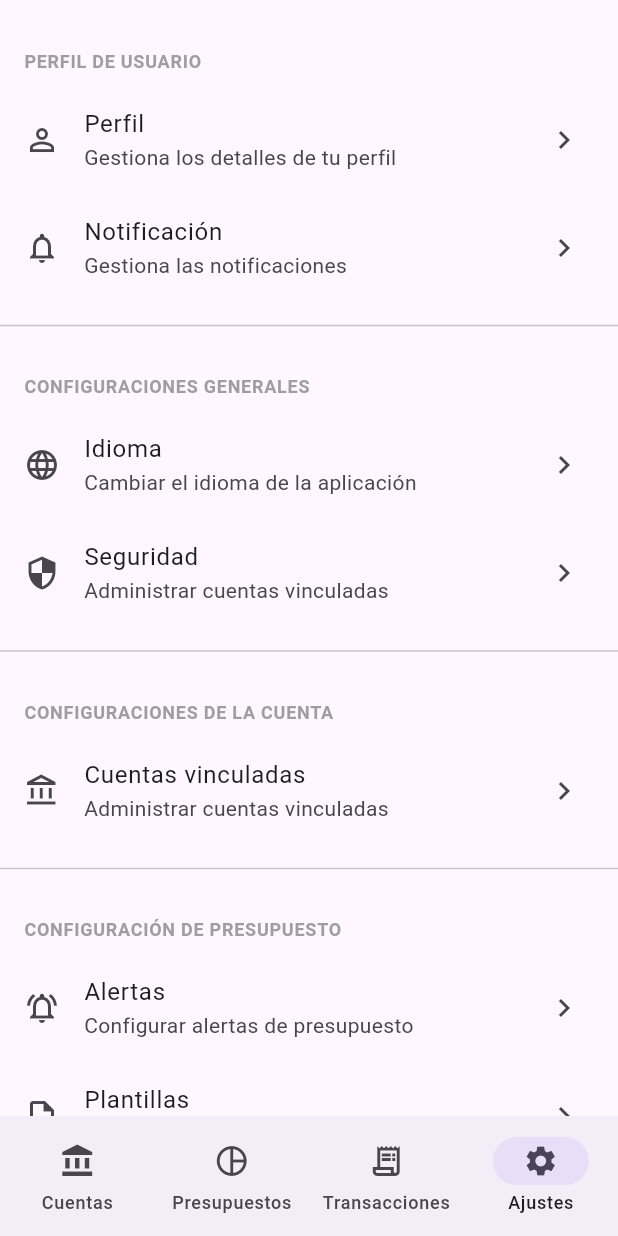
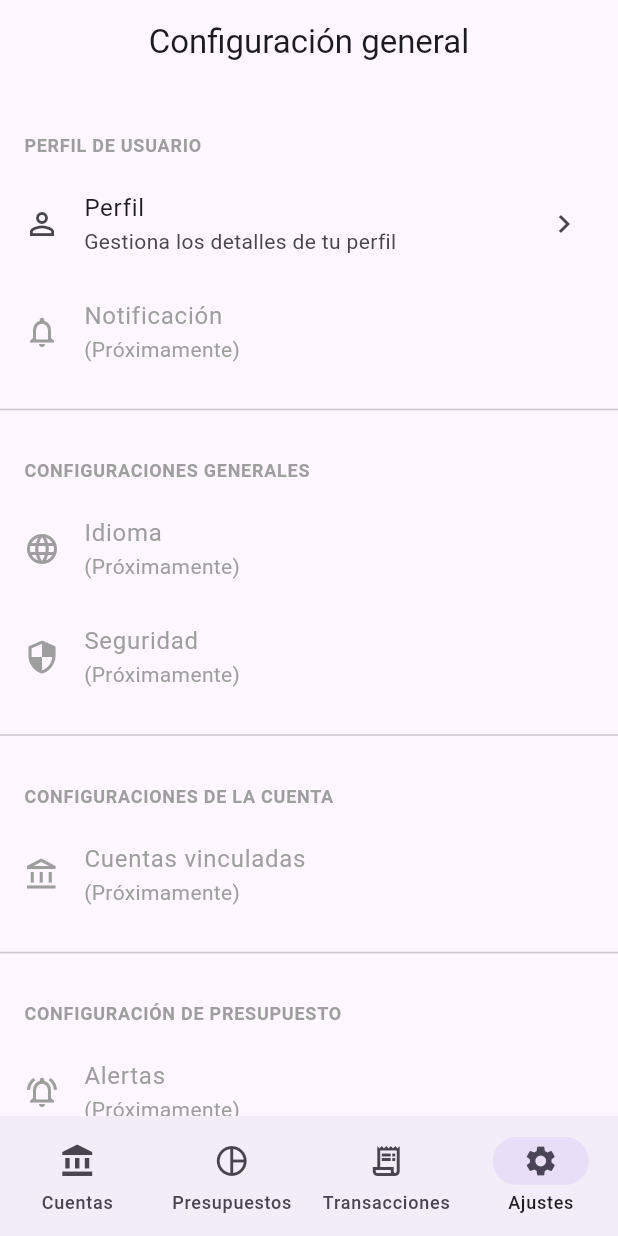
Before and after one commit to IDUCDEV/clariFi, a Flutter app: the SettingsView screen opened by its route, on a phone screen of 412 x 824 dp. Run offline on Flutter 3.47's test engine with Material 3 defaults, Android fonts, the phone set to English and light mode, and no system bars; our stand-ins replace app_links, go_router, supabase_flutter; accounts and stored records are empty.

```diff
--- a/lib/src/routes/app_router.dart
+++ b/lib/src/routes/app_router.dart
@@ -24,6 +24,7 @@ import 'package:provider/provider.dart';
 import 'package:go_router/go_router.dart';
 import 'package:clarifi_app/src/viewmodels/transaction_viewmodel.dart';
 import 'package:flutter/material.dart';
+import 'package:clarifi_app/src/views/settings/profile_view.dart';
 
 class AppRouter {
   final AuthViewModel authViewModel;
@@ -190,6 +191,10 @@ class AppRouter {
           path: '/templatesBudgets',
           builder: (context, state) => const BudgetTemplateScreen(),
         ),
+        GoRoute(
+  path: '/profile',
+  builder: (context, state) => const ProfileView(),
+),
       ],
       redirect: (context, state) {
         final bool loggedIn = authViewModel.isAuthenticated;
--- a/lib/src/viewmodels/auth_viewmodel.dart
+++ b/lib/src/viewmodels/auth_viewmodel.dart
@@ -4,6 +4,8 @@ import 'package:supabase_flutter/supabase_flutter.dart';
 
 class AuthViewModel extends ChangeNotifier {
   final SupabaseService _supabaseService;
+  String ? get userEmail => _supabaseService.supabase.auth.currentUser?.email;
+  String ? get userName => _supabaseService.supabase.auth.currentUser?.userMetadata?['full_name'];
   bool _isAuthenticated = false;
   bool get isAuthenticated => _isAuthenticated;
 
--- a/lib/src/views/settings/settings_view.dart
+++ b/lib/src/views/settings/settings_view.dart
@@ -13,6 +13,10 @@ class SettingsView extends StatelessWidget {
     final theme = Theme.of(context);
 
     return Scaffold(
+      appBar: AppBar(
+         title: const Text('Configuración general'),
+         centerTitle: true,
+       ),
       body: ListView(
         padding: const EdgeInsets.symmetric(vertical: 16.0),
         children: [
@@ -25,14 +29,13 @@ class SettingsView extends StatelessWidget {
             icon: Icons.person_outline,
             title: 'Perfil',
             subtitle: 'Gestiona los detalles de tu perfil',
-            onTap: () => _showDevelopmentMessage(context),
+            onTap: () => context.push('/profile'),
+            enabled: true, // 🔹 Activo
           ),
-          _buildSettingsTile(
-            context,
+          _buildDisabledTile(
             icon: Icons.notifications_outlined,
             title: 'Notificación',
-            subtitle: 'Gestiona las notificaciones',
-            onTap: () => _showDevelopmentMessage(context),
+            subtitle: '(Próximamente)',
           ),
 
           const Divider(height: 32),
@@ -41,19 +44,15 @@ class SettingsView extends StatelessWidget {
           // CONFIGURACIONES GENERALES
           // ========================================
           _buildSectionHeader('Configuraciones generales'),
-          _buildSettingsTile(
-            context,
+          _buildDisabledTile(
             icon: Icons.language_outlined,
             title: 'Idioma',
-            subtitle: 'Cambiar el idioma de la aplicación',
-            onTap: () => _showDevelopmentMessage(context),
+            subtitle: '(Próximamente)',
           ),
-          _buildSettingsTile(
-            context,
+          _buildDisabledTile(
             icon: Icons.security_outlined,
             title: 'Seguridad',
-            subtitle: 'Administrar cuentas vinculadas',
-            onTap: () => _showDevelopmentMessage(context),
+            subtitle: '(Próximamente)',
           ),
 
           const Divider(height: 32),
@@ -62,12 +61,10 @@ class SettingsView extends StatelessWidget {
           // CONFIGURACIONES DE LA CUENTA
           // ========================================
           _buildSectionHeader('Configuraciones de la cuenta'),
-          _buildSettingsTile(
-            context,
+          _buildDisabledTile(
             icon: Icons.account_balance_outlined,
             title: 'Cuentas vinculadas',
-            subtitle: 'Administrar cuentas vinculadas',
-            onTap: () => context.push('/accounts/list'),
+            subtitle: '(Próximamente)',
           ),
 
           const Divider(height: 32),
@@ -76,19 +73,15 @@ class SettingsView extends StatelessWidget {
           // CONFIGURACIÓN DE PRESUPUESTO
           // ========================================
           _buildSectionHeader('Configuración de presupuesto'),
-          _buildSettingsTile(
-            context,
+          _buildDisabledTile(
             icon: Icons.notifications_active_outlined,
             title: 'Alertas',
-            subtitle: 'Configurar alertas de presupuesto',
-            onTap: () => GoRouter.of(context).push('/alerstBudgets'),
+            subtitle: '(Próximamente)',
           ),
-          _buildSettingsTile(
-            context,
+          _buildDisabledTile(
             icon: Icons.description_outlined,
             title: 'Plantillas',
-            subtitle: 'Administrar plantillas de presupuesto',
-            onTap: () => GoRouter.of(context).push('/templatesBudgets'),
+            subtitle: '(Próximamente)',
           ),
 
           const Divider(height: 32),
@@ -97,12 +90,10 @@ class SettingsView extends StatelessWidget {
           // CONFIGURACIÓN DE INFORMES
           // ========================================
           _buildSectionHeader('Configuración de informes'),
-          _buildSettingsTile(
-            context,
+          _buildDisabledTile(
             icon: Icons.file_download_outlined,
             title: 'Opciones de exportación',
-            subtitle: 'Configurar exportaciones de informes',
-            onTap: () => _showDevelopmentMessage(context),
+            subtitle: '(Próximamente)',
           ),
 
           const Divider(height: 32),
@@ -111,12 +102,10 @@ class SettingsView extends StatelessWidget {
           // AYUDA Y SOPORTE
           // ========================================
           _buildSectionHeader('Ayuda y soporte'),
-          _buildSettingsTile(
-            context,
+          _buildDisabledTile(
             icon: Icons.help_outline,
             title: 'Centro de ayuda',
-            subtitle: 'Encuentra respuesta y apoyo',
-            onTap: () => _showDevelopmentMessage(context),
+            subtitle: '(Próximamente)',
           ),
 
           const SizedBox(height: 32),
@@ -144,7 +133,7 @@ class SettingsView extends StatelessWidget {
     );
   }
 
-  /// Construye el encabezado de una sección
+  /// Encabezado de sección
   Widget _buildSectionHeader(String title) {
     return Padding(
       padding: const EdgeInsets.fromLTRB(16, 16, 16, 8),
@@ -160,34 +149,40 @@ class SettingsView extends StatelessWidget {
     );
   }
 
-  /// Construye un elemento de configuración
+  /// Tile activo
   Widget _buildSettingsTile(
     BuildContext context, {
     required IconData icon,
     required String title,
     required String subtitle,
     required VoidCallback onTap,
+    bool enabled = true,
   }) {
     return ListTile(
       leading: Icon(icon),
       title: Text(title),
       subtitle: Text(subtitle),
       trailing: const Icon(Icons.chevron_right),
-      onTap: onTap,
+      enabled: enabled,
+      onTap: enabled ? onTap : null,
     );
   }
 
-  /// Muestra mensaje de funcionalidad en desarrollo
-  void _showDevelopmentMessage(BuildContext context) {
-    ScaffoldMessenger.of(context).showSnackBar(
-      const SnackBar(
-        content: Text('Funcionalidad en desarrollo'),
-        duration: Duration(seconds: 2),
-      ),
+  /// Tile deshabilitado (gris, sin interacción)
+  Widget _buildDisabledTile({
+    required IconData icon,
+    required String title,
+    required String subtitle,
+  }) {
+    return ListTile(
+      leading: Icon(icon, color: Colors.grey),
+      title: Text(title, style: const TextStyle(color: Colors.grey)),
+      subtitle: Text(subtitle, style: const TextStyle(color: Colors.grey)),
+      enabled: false,
     );
   }
 
-  /// Muestra diálogo de confirmación para cerrar sesión
+  /// Diálogo para cerrar sesión
   void _showLogoutDialog(BuildContext context, AuthViewModel authViewModel) {
     showDialog(
       context: context,
```
Also changed, not shown: lib/src/repositories/transaction/supabase_transaction_repository.dart (+22 -6 lines), lib/src/views/settings/profile_view.dart (added, +91 -0 lines), lib/src/views/transactions/new_transaction_view.dart (+13 -4 lines), lib/assets/default_image.jpg (added), lib/assets/logo.png, lib/assets/logoConFondo.png (added).
